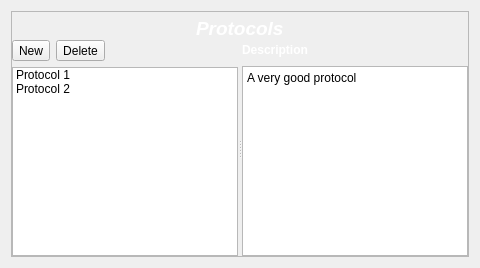
Qt form src/romeo/view/mainWindow/protocolspanel.ui (AlbertoSimioni/Romeo) before a commit.
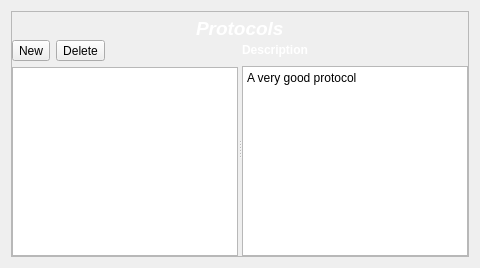
The same form after that commit. Icons and pictures are not drawn.

What changed in the file:
```diff
--- a/src/romeo/view/mainWindow/protocolspanel.ui
+++ b/src/romeo/view/mainWindow/protocolspanel.ui
@@ -154,17 +154,15 @@
              </layout>
             </item>
             <item>
-             <widget class="QListWidget" name="protocolsList">
-              <item>
+             <widget class="QTreeWidget" name="protocolsList">
+              <property name="headerHidden">
+               <bool>true</bool>
+              </property>
+              <column>
                <property name="text">
-                <string>Protocol 1</string>
+                <string notr="true">1</string>
                </property>
-              </item>
-              <item>
-               <property name="text">
-                <string>Protocol 2</string>
-               </property>
-              </item>
+              </column>
              </widget>
             </item>
            </layout>
```
